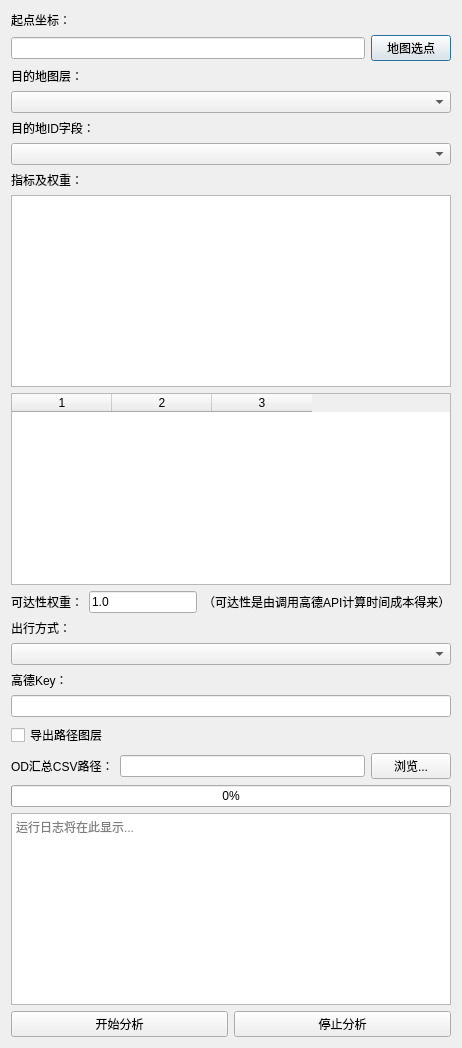
Before: the Qt Designer form choose_my_destination_dialog_base.ui in maritimeday/choose_my_destination, drawn with Qt 5.
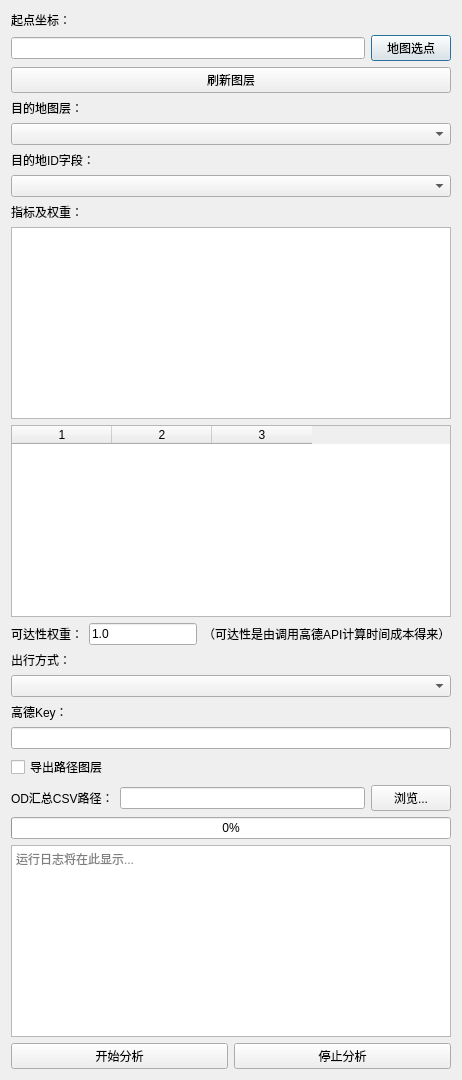
After: the same form once the commit is applied.

Commit message:
feat(ui): 添加刷新图层按钮功能
- 在对话框中增加“刷新图层”按钮
- 实现点击按钮时重新加载图层列表
- 更新图层列表并重新填充字段选择
- 移除不再使用的 normalize_settings 相关代码
- 确保主逻辑使用 field_settings 和 accessibility_weight

Diff of the .ui file:
```diff
--- a/choose_my_destination_dialog_base.ui
+++ b/choose_my_destination_dialog_base.ui
@@ -26,6 +26,15 @@
      </item>
     </layout>
    </item>
+
+   <item>
+      <widget class="QPushButton" name="btn_refresh">
+       <property name="text">
+        <string>刷新图层</string>
+       </property>
+      </widget>
+   </item>
+
    <item>
     <widget class="QLabel" name="label_layer">
      <property name="text">
```
The commit also changes 2 other files.
